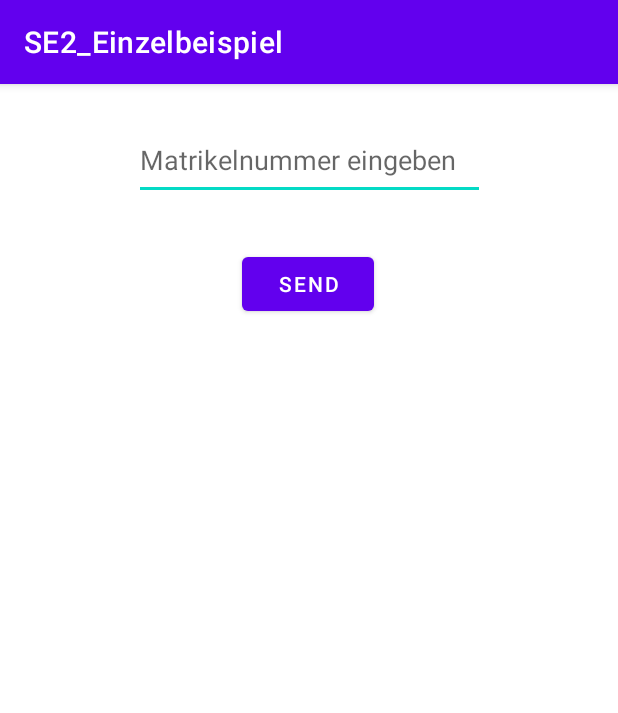
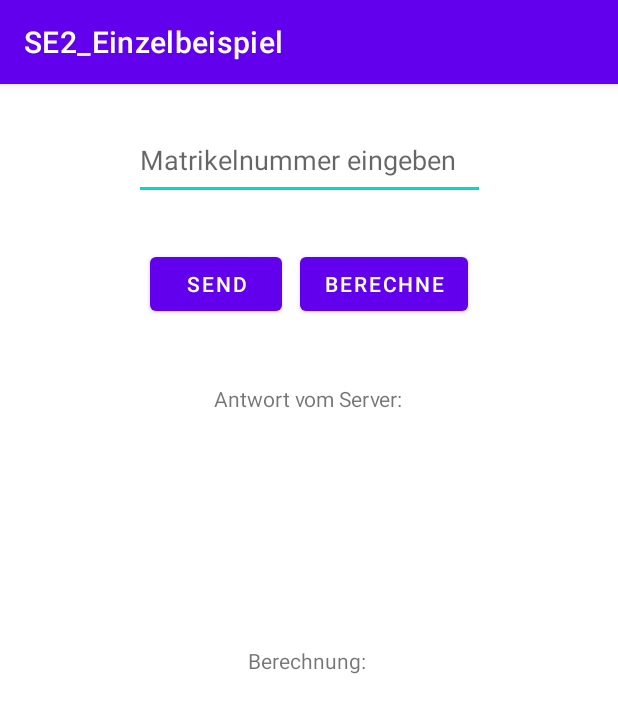
Before and after one commit to sapschernig/SE2Einzelbeispiel, an Android app: the screen it shows after launch (MainActivity), on a phone screen of 412 x 824 dp. Shown: the top 713 px of the screen. Run offline under Robolectric (Android 15) with nearby library versions, the phone set to English and light mode, and no system bars.

Commit message:
implemented @calculate method in @MainActivity

```diff
--- a/app/src/main/AndroidManifest.xml
+++ b/app/src/main/AndroidManifest.xml
@@ -1,6 +1,7 @@
 <?xml version="1.0" encoding="utf-8"?>
 <manifest xmlns:android="http://schemas.android.com/apk/res/android"
     package="com.example.se2_einzelbeispiel">
+    <uses-permission android:name="android.permission.INTERNET" />
 
     <application
         android:allowBackup="true"
--- a/app/src/main/java/com/example/se2_einzelbeispiel/MainActivity.java
+++ b/app/src/main/java/com/example/se2_einzelbeispiel/MainActivity.java
@@ -2,19 +2,60 @@ package com.example.se2_einzelbeispiel;
 
 import androidx.appcompat.app.AppCompatActivity;
 
-import android.content.Intent;
 import android.os.Bundle;
 import android.view.View;
+import android.widget.Button;
 import android.widget.EditText;
+import android.widget.TextView;
+
+import java.util.ArrayList;
+import java.util.Collections;
 
 public class MainActivity extends AppCompatActivity {
+    Button buttonCalculate;
+    TextView calculateAnswer;
+    EditText editText;
+
+
     public static final String EXTRA_MESSAGE = "com.example.SE2_Einzelbeispiel.MESSAGE";
 
     @Override
     protected void onCreate(Bundle savedInstanceState) {
         super.onCreate(savedInstanceState);
         setContentView(R.layout.activity_main);
+
+        buttonCalculate=findViewById(R.id.button2);
+        calculateAnswer=findViewById(R.id.calculateAnswer);
+
+
+
+        buttonCalculate.setOnClickListener(new View.OnClickListener() {
+            @Override
+            public void onClick(View v) {
+                editText = (EditText) findViewById(R.id.editTextNumber);
+                String input = editText.getText().toString();
+                String output = calculate(input);
+                calculateAnswer.setText(output);
+            }
+        });
     }
+
+    public String calculate(String s){
+        ArrayList arrayList=new ArrayList();
+        int j=2;
+        for (int i = 0; i < s.length(); i++) {
+            char c = s.charAt(i);
+            if (c<=1){
+                arrayList.add(c);
+            } else if (c%j==0){
+                arrayList.add(c);
+            }
+        }
+        Collections.sort(arrayList);
+        String list= arrayList.toString();
+        return list;
+    }
+
     /*public void sendMessage(View view) {
         Intent intent = new Intent(this, DisplayMatrNrInOrderNoPrime.class);
         EditText editText = (EditText) findViewById(R.id.editTextNumber);
@@ -22,6 +63,20 @@ public class MainActivity extends AppCompatActivity {
         intent.putExtra(EXTRA_MESSAGE, message);
         startActivity(intent);
     }*/
+    /*public void sendToServer(){
+
+        EinzelBspThread t= new EinzelBspThread();
+        t.start();
+
+        try {
+            t.join();
+        } catch (InterruptedException ie){
+
+        }
+
+    }*/
+
+
 
 
 
--- a/app/src/main/res/layout/activity_main.xml
+++ b/app/src/main/res/layout/activity_main.xml
@@ -5,18 +5,6 @@
     android:layout_width="match_parent"
     android:layout_height="match_parent"
     tools:context=".MainActivity">
-
-    <Button
-        android:id="@+id/button"
-        android:layout_width="wrap_content"
-        android:layout_height="wrap_content"
-        android:layout_marginTop="32dp"
-        android:onClick="sendMessage"
-        android:text="@string/button_send"
-        app:layout_constraintEnd_toEndOf="parent"
-        app:layout_constraintHorizontal_bias="0.498"
-        app:layout_constraintStart_toStartOf="parent"
-        app:layout_constraintTop_toBottomOf="@+id/editTextNumber" />
 
     <EditText
         android:id="@+id/editTextNumber"
@@ -29,4 +17,70 @@
         app:layout_constraintEnd_toEndOf="parent"
         app:layout_constraintStart_toStartOf="parent"
         app:layout_constraintTop_toTopOf="parent" />
+
+    <Button
+        android:id="@+id/button2"
+        android:layout_width="wrap_content"
+        android:layout_height="wrap_content"
+        android:layout_marginEnd="88dp"
+        android:layout_marginRight="88dp"
+        android:text="@string/calculate_MatrNR"
+        app:layout_constraintBaseline_toBaselineOf="@+id/button"
+        app:layout_constraintEnd_toEndOf="parent"
+        app:layout_constraintHorizontal_bias="0.5"
+        app:layout_constraintStart_toEndOf="@+id/button" />
+
+    <Button
+        android:id="@+id/button"
+        android:layout_width="wrap_content"
+        android:layout_height="wrap_content"
+        android:layout_marginStart="88dp"
+        android:layout_marginLeft="88dp"
+        android:layout_marginTop="32dp"
+        android:onClick="sendToServer"
+        android:text="@string/button_send"
+        app:layout_constraintEnd_toStartOf="@+id/button2"
+        app:layout_constraintHorizontal_bias="0.5"
+        app:layout_constraintStart_toStartOf="parent"
+        app:layout_constraintTop_toBottomOf="@+id/editTextNumber" />
+
+    <TextView
+        android:id="@+id/textView2"
+        android:layout_width="wrap_content"
+        android:layout_height="wrap_content"
+        android:layout_marginTop="200dp"
+        android:text="Antwort vom Server:"
+        app:layout_constraintEnd_toEndOf="parent"
+        app:layout_constraintHorizontal_bias="0.498"
+        app:layout_constraintStart_toStartOf="parent"
+        app:layout_constraintTop_toTopOf="parent" />
+
+    <TextView
+        android:id="@+id/textView3"
+        android:layout_width="82dp"
+        android:layout_height="0dp"
+        android:layout_marginTop="100dp"
+        android:text="Berechnung: "
+        app:layout_constraintEnd_toEndOf="parent"
+        app:layout_constraintStart_toStartOf="parent"
+        app:layout_constraintTop_toBottomOf="@+id/textView4" />
+
+    <TextView
+        android:id="@+id/textView4"
+        android:layout_width="wrap_content"
+        android:layout_height="wrap_content"
+        android:layout_marginTop="36dp"
+        app:layout_constraintEnd_toEndOf="parent"
+        app:layout_constraintHorizontal_bias="0.498"
+        app:layout_constraintStart_toStartOf="parent"
+        app:layout_constraintTop_toBottomOf="@+id/textView2" />
+
+    <TextView
+        android:id="@+id/calculateAnswer"
+        android:layout_width="wrap_content"
+        android:layout_height="wrap_content"
+        android:layout_marginTop="36dp"
+        app:layout_constraintEnd_toEndOf="parent"
+        app:layout_constraintStart_toStartOf="parent"
+        app:layout_constraintTop_toBottomOf="@+id/textView3" />
 </androidx.constraintlayout.widget.ConstraintLayout>
--- a/app/src/main/res/values/strings.xml
+++ b/app/src/main/res/values/strings.xml
@@ -3,4 +3,5 @@
     <string name="edit_message">Enter a message</string>
     <string name="edit_matrNR">Matrikelnummer eingeben</string>
     <string name="button_send">Send</string>
+    <string name="calculate_MatrNR">Berechne</string>
 </resources>
```
Also changed, not shown: app/src/main/java/com/example/se2_einzelbeispiel/EinzelBspThread.java (+16 -8 lines).
